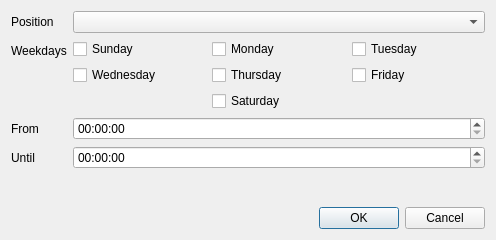
This is ui/ShiftDialog.ui in omertal88/shavzak as Qt 5 draws it before an edit. The edited form follows.
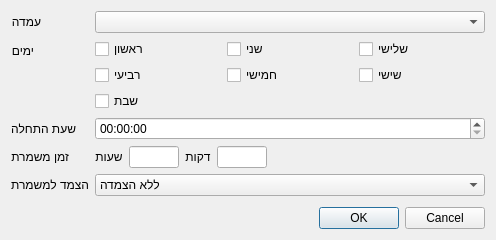
This is the edited form.

Diff of the .ui file:
```diff
--- a/ui/ShiftDialog.ui
+++ b/ui/ShiftDialog.ui
@@ -19,7 +19,7 @@
      <item row="0" column="0">
       <widget class="QLabel" name="label_4">
        <property name="text">
-        <string>Position</string>
+        <string>עמדה</string>
        </property>
       </widget>
      </item>
@@ -29,7 +29,7 @@
      <item row="1" column="0">
       <widget class="QLabel" name="label">
        <property name="text">
-        <string>Weekdays</string>
+        <string>ימים</string>
        </property>
       </widget>
      </item>
@@ -38,49 +38,49 @@
        <item row="0" column="0">
         <widget class="QCheckBox" name="checkBox">
          <property name="text">
-          <string>Sunday</string>
+          <string>ראשון</string>
          </property>
         </widget>
        </item>
        <item row="0" column="1">
         <widget class="QCheckBox" name="checkBox_2">
          <property name="text">
-          <string>Monday</string>
+          <string>שני</string>
          </property>
         </widget>
        </item>
        <item row="0" column="2">
         <widget class="QCheckBox" name="checkBox_3">
          <property name="text">
-          <string>Tuesday</string>
+          <string>שלישי</string>
          </property>
         </widget>
        </item>
        <item row="1" column="0">
         <widget class="QCheckBox" name="checkBox_4">
          <property name="text">
-          <string>Wednesday</string>
+          <string>רביעי</string>
          </property>
         </widget>
        </item>
        <item row="1" column="1">
         <widget class="QCheckBox" name="checkBox_5">
          <property name="text">
-          <string>Thursday</string>
+          <string>חמישי</string>
          </property>
         </widget>
        </item>
        <item row="1" column="2">
         <widget class="QCheckBox" name="checkBox_6">
          <property name="text">
-          <string>Friday</string>
+          <string>שישי</string>
          </property>
         </widget>
        </item>
-       <item row="2" column="1">
-        <widget class="QCheckBox" name="checkBox_7">
+       <item row="2" column="0">
+        <widget class="QCheckBox" name="saturdayCheck">
          <property name="text">
-          <string>Saturday</string>
+          <string>שבת</string>
          </property>
         </widget>
        </item>
@@ -89,7 +89,7 @@
      <item row="2" column="0">
       <widget class="QLabel" name="label_2">
        <property name="text">
-        <string>From</string>
+        <string>שעת התחלה</string>
        </property>
       </widget>
      </item>
@@ -99,12 +99,94 @@
      <item row="3" column="0">
       <widget class="QLabel" name="label_3">
        <property name="text">
-        <string>Until</string>
+        <string>זמן משמרת</string>
        </property>
       </widget>
      </item>
      <item row="3" column="1">
-      <widget class="QTimeEdit" name="untilTime"/>
+      <layout class="QHBoxLayout" name="horizontalLayout">
+       <item>
+        <widget class="QLabel" name="label_5">
+         <property name="text">
+          <string>שעות</string>
+         </property>
+         <property name="alignment">
+          <set>Qt::AlignCenter</set>
+         </property>
+        </widget>
+       </item>
+       <item>
+        <widget class="QLineEdit" name="lineEdit">
+         <property name="sizePolicy">
+          <sizepolicy hsizetype="Fixed" vsizetype="Fixed">
+           <horstretch>0</horstretch>
+           <verstretch>0</verstretch>
+          </sizepolicy>
+         </property>
+         <property name="maximumSize">
+          <size>
+           <width>50</width>
+           <height>16777215</height>
+          </size>
+         </property>
+        </widget>
+       </item>
+       <item>
+        <widget class="QLabel" name="label_6">
+         <property name="text">
+          <string>דקות</string>
+         </property>
+         <property name="alignment">
+          <set>Qt::AlignCenter</set>
+         </property>
+        </widget>
+       </item>
+       <item>
+        <widget class="QLineEdit" name="lineEdit_2">
+         <property name="sizePolicy">
+          <sizepolicy hsizetype="Fixed" vsizetype="Fixed">
+           <horstretch>0</horstretch>
+           <verstretch>0</verstretch>
+          </sizepolicy>
+         </property>
+         <property name="maximumSize">
+          <size>
+           <width>50</width>
+           <height>16777215</height>
+          </size>
+         </property>
+        </widget>
+       </item>
+       <item>
+        <spacer name="horizontalSpacer">
+         <property name="orientation">
+          <enum>Qt::Horizontal</enum>
+         </property>
+         <property name="sizeHint" stdset="0">
+          <size>
+           <width>40</width>
+           <height>20</height>
+          </size>
+         </property>
+        </spacer>
+       </item>
+      </layout>
+     </item>
+     <item row="4" column="0">
+      <widget class="QLabel" name="label_7">
+       <property name="text">
+        <string>הצמד למשמרת</string>
+       </property>
+      </widget>
+     </item>
+     <item row="4" column="1">
+      <widget class="QComboBox" name="stickToShiftCombo">
+       <item>
+        <property name="text">
+         <string>ללא הצמדה</string>
+        </property>
+       </item>
+      </widget>
      </item>
     </layout>
    </item>
```
Left out of the diff: 22 changed lines with no effect on the pictures.
